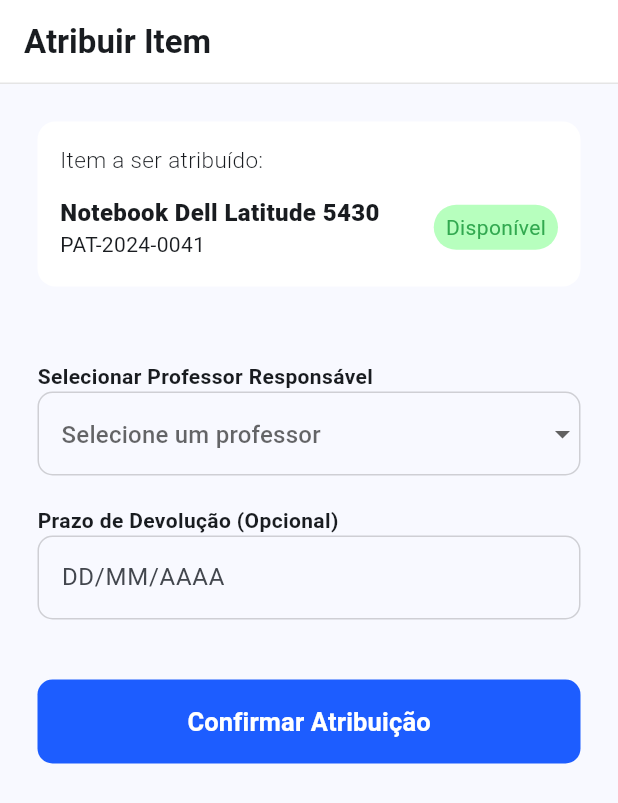
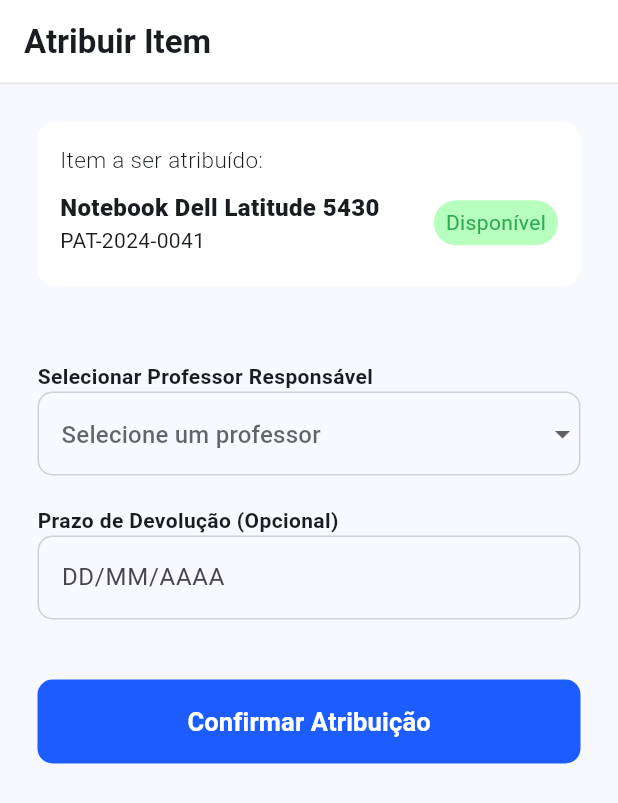
Before and after one commit to os-itos/patrimonios, a Flutter app: the screen it shows after launch, on a phone screen of 412 x 824 dp. Shown: the top 803 px of the screen. Run offline on Flutter 3.47's test engine with Material 3 defaults, Android fonts, the phone set to English and light mode, and no system bars; our stand-ins replace device_preview, get.

Commit message:
tela de atribuir itens concluida

```diff
--- a/frontend/lib/views/cordenador/atribuir_item_view.dart
+++ b/frontend/lib/views/cordenador/atribuir_item_view.dart
@@ -49,13 +49,11 @@
 
                   const SizedBox(height: 10),
 
-  Expanded(
-    child: Row(
+                  Row(
                     mainAxisAlignment: MainAxisAlignment.spaceBetween,
                     crossAxisAlignment: CrossAxisAlignment.center,
                     children: [
                       Column(
-          mainAxisAlignment: MainAxisAlignment.center,
                         crossAxisAlignment: CrossAxisAlignment.start,
                         children: [
                           Text(
@@ -97,7 +95,6 @@
                         ),
                       ),
                     ],
-    ),
                   ),
                 ],
               ),
```
Lines whose indentation alone changed are shown as unchanged.
